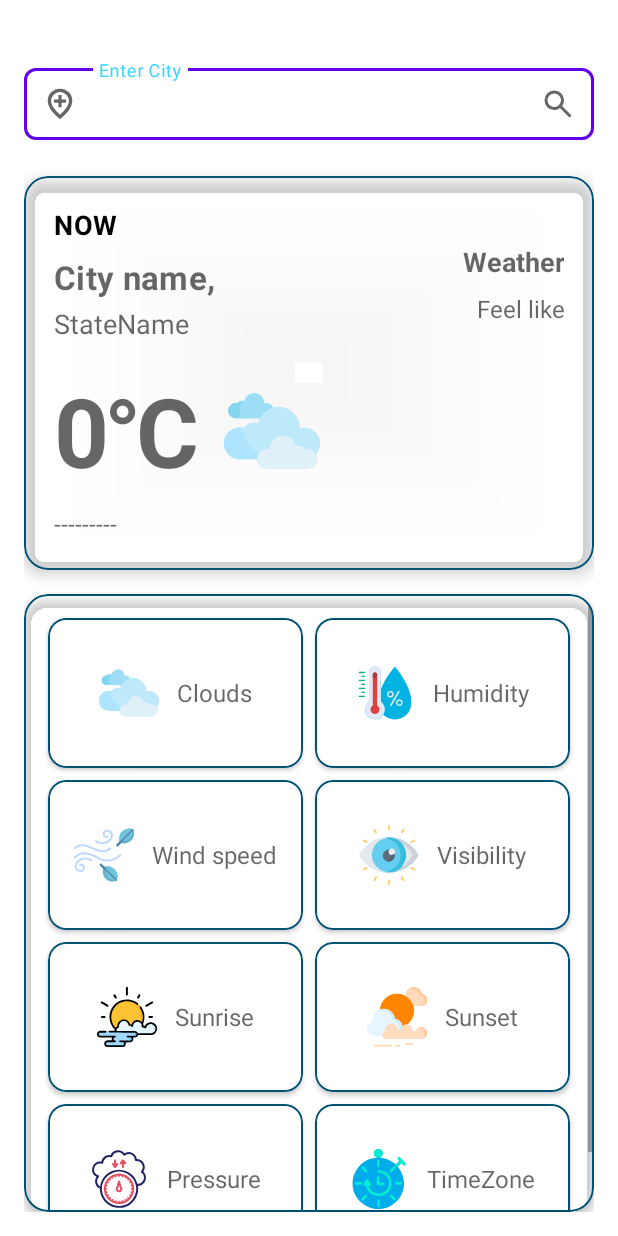
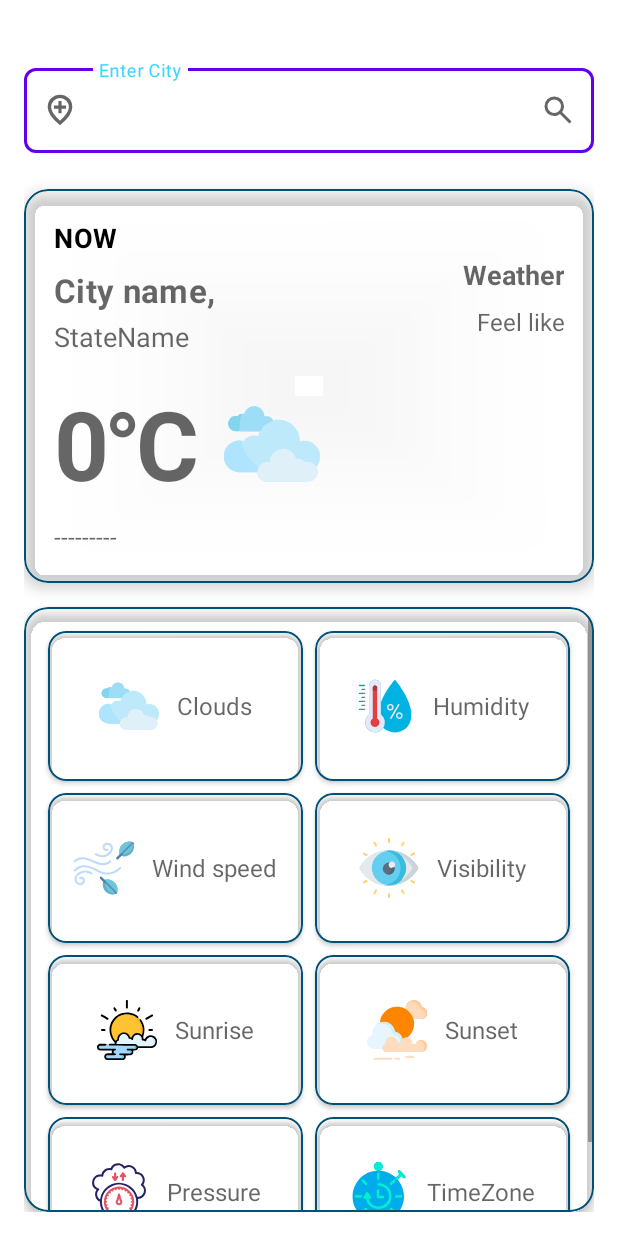
Before and after one commit to saurabhkaipurkar/Project-Weather-App, an Android app: the layout activity_main.xml on its own in the app's theme, with its tools: preview values and no code run, on a phone screen of 412 x 824 dp. Run offline under Robolectric (Android 15) with nearby library versions, the light colour scheme and no system bars.

Commit message:
UI changes

```diff
--- a/app/src/main/java/com/project/weather/MainActivity.kt
+++ b/app/src/main/java/com/project/weather/MainActivity.kt
@@ -166,7 +166,7 @@ class MainActivity : AppCompatActivity() {
             weatherIconChanger(getData)
             takeStateData(getData.name)
             binding.loadingbar.visibility = GONE
-            binding.searchCity.text.clear()
+            binding.searchCity.text?.clear()
         }
         viewmodel.cityError.observe(this) {cityError ->
             binding.loadingbar.visibility = GONE
--- a/app/src/main/res/layout/activity_main.xml
+++ b/app/src/main/res/layout/activity_main.xml
@@ -31,7 +31,7 @@
         app:layout_constraintStart_toStartOf="parent"
         app:layout_constraintTop_toTopOf="parent">
 
-        <AutoCompleteTextView
+        <com.google.android.material.textfield.TextInputEditText
             android:id="@+id/searchCity"
             android:layout_width="match_parent"
             android:layout_height="wrap_content"
@@ -42,8 +42,7 @@
             android:imeOptions="actionSend"
             android:inputType="textCapWords|textAutoComplete"
             android:minHeight="48dp"
-            android:textColor="@color/text_color"
-            tools:ignore="LabelFor" />
+            android:textColor="@color/text_color"/>
     </com.google.android.material.textfield.TextInputLayout>
 
     <!-- Current Weather Section - Improved card with better spacing -->
@@ -178,8 +177,8 @@
         app:cardCornerRadius="16dp"
         app:cardElevation="4dp"
         app:strokeColor="@color/stroke_color"
+        app:cardBackgroundColor="@color/transparent"
         app:strokeWidth="1dp"
-        app:cardBackgroundColor="@color/transparent"
         app:layout_constraintBottom_toBottomOf="parent"
         app:layout_constraintEnd_toEndOf="parent"
         app:layout_constraintStart_toStartOf="parent"
@@ -205,6 +204,7 @@
                     android:layout_margin="4dp"
                     app:cardCornerRadius="12dp"
                     app:cardElevation="2dp"
+                    app:cardBackgroundColor="@color/transparent"
                     app:cardPreventCornerOverlap="false"
                     app:layout_columnWeight="1"
                     app:layout_gravity="fill"
@@ -245,6 +245,7 @@
                     android:layout_margin="4dp"
                     app:cardCornerRadius="12dp"
                     app:cardElevation="2dp"
+                    app:cardBackgroundColor="@color/transparent"
                     app:cardPreventCornerOverlap="false"
                     app:layout_columnWeight="1"
                     app:layout_gravity="fill"
@@ -285,6 +286,7 @@
                     android:layout_margin="4dp"
                     app:cardCornerRadius="12dp"
                     app:cardElevation="2dp"
+                    app:cardBackgroundColor="@color/transparent"
                     app:cardPreventCornerOverlap="false"
                     app:layout_columnWeight="1"
                     app:layout_gravity="fill"
@@ -325,6 +327,7 @@
                     android:layout_margin="4dp"
                     app:cardCornerRadius="12dp"
                     app:cardElevation="2dp"
+                    app:cardBackgroundColor="@color/transparent"
                     app:cardPreventCornerOverlap="false"
                     app:layout_columnWeight="1"
                     app:layout_gravity="fill"
@@ -365,6 +368,7 @@
                     android:layout_margin="4dp"
                     app:cardCornerRadius="12dp"
                     app:cardElevation="2dp"
+                    app:cardBackgroundColor="@color/transparent"
                     app:cardPreventCornerOverlap="false"
                     app:layout_columnWeight="1"
                     app:layout_gravity="fill"
@@ -406,6 +410,7 @@
                     app:cardCornerRadius="12dp"
                     app:cardElevation="2dp"
                     app:cardPreventCornerOverlap="false"
+                    app:cardBackgroundColor="@color/transparent"
                     app:layout_columnWeight="1"
                     app:layout_gravity="fill"
                     app:layout_rowWeight="1"
@@ -446,6 +451,7 @@
                     app:cardCornerRadius="12dp"
                     app:cardElevation="2dp"
                     app:cardPreventCornerOverlap="false"
+                    app:cardBackgroundColor="@color/transparent"
                     app:layout_columnWeight="1"
                     app:layout_gravity="fill"
                     app:layout_rowWeight="1"
@@ -486,6 +492,7 @@
                     app:cardCornerRadius="12dp"
                     app:cardElevation="2dp"
                     app:cardPreventCornerOverlap="false"
+                    app:cardBackgroundColor="@color/transparent"
                     app:layout_columnWeight="1"
                     app:layout_gravity="fill"
                     app:layout_rowWeight="1"
```
